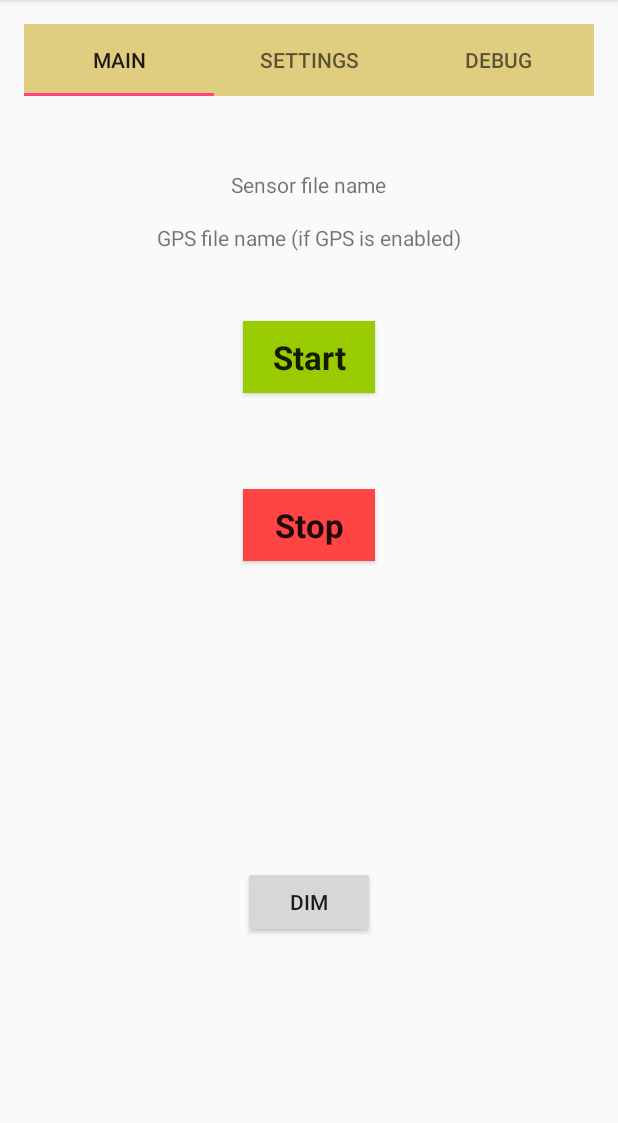
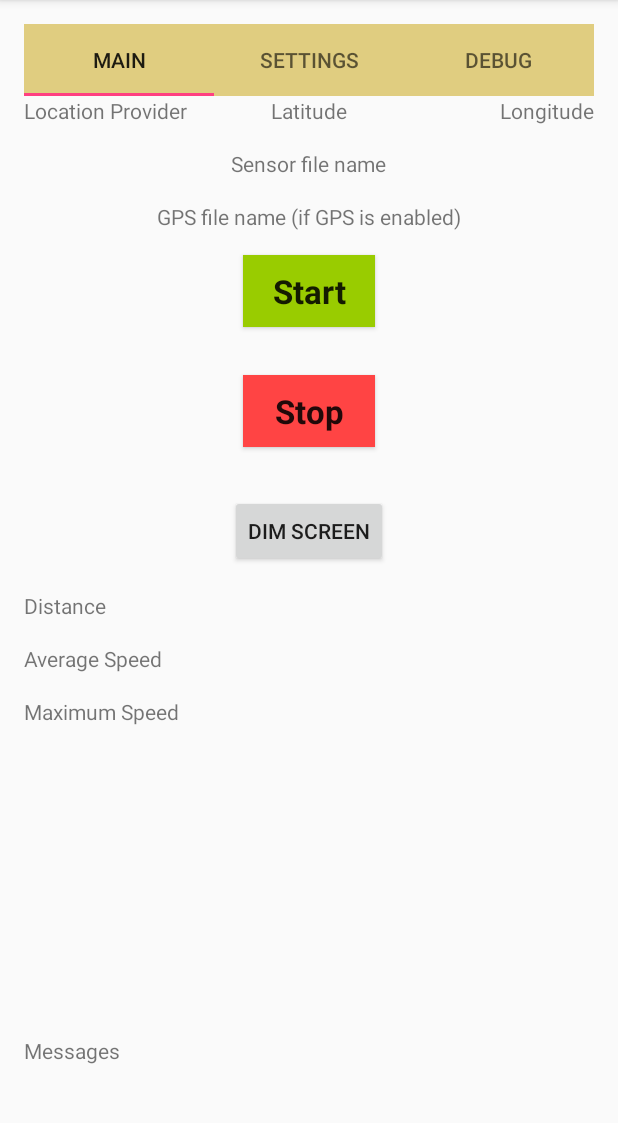
Before and after one commit to grunertj/AJGSensor, an Android app: the screen it shows after launch (MainActivity), on a phone screen of 412 x 824 dp, the part 84-1207 px from its top. Run offline under Robolectric (Android 15) with nearby library versions, the phone set to English and light mode, and no system bars.

Commit message:
Added Distance, Average Speed and Maximum Speed

```diff
--- a/app/src/main/java/com/jwg/grunert/ajgsensor/SettingsFragment.java
+++ b/app/src/main/java/com/jwg/grunert/ajgsensor/SettingsFragment.java
@@ -129,6 +129,7 @@ public class SettingsFragment extends Fragment {
             switch (sensor.getType()) {
                 case Sensor.TYPE_ACCELEROMETER:
                 case Sensor.TYPE_LINEAR_ACCELERATION:
+                case Sensor.TYPE_GYROSCOPE:
                     checkBox = new CheckBox(view.getContext());
                     checkBox.setText(sensor.getType() + " " + sensor.getName() + " " + sensor.getVendor());
                     checkBox.setChecked(true);
@@ -138,7 +139,6 @@ public class SettingsFragment extends Fragment {
                     break;
                 case Sensor.TYPE_STEP_DETECTOR:
                 case Sensor.TYPE_STEP_COUNTER:
-                case Sensor.TYPE_GYROSCOPE:
                 case Sensor.TYPE_GYROSCOPE_UNCALIBRATED:
                 case Sensor.TYPE_ROTATION_VECTOR:
                     checkBox = new CheckBox(view.getContext());
--- a/app/src/main/res/layout/fragment_main.xml
+++ b/app/src/main/res/layout/fragment_main.xml
@@ -12,10 +12,11 @@
         android:id="@+id/buttonStart"
         android:background="@android:color/holo_green_light"
         android:textStyle="bold"
+        android:layout_marginTop='@dimen/activity_vertical_margin'
+        android:layout_marginBottom='@dimen/activity_vertical_margin'
         android:textAppearance="@style/TextAppearance.AppCompat.Large"
         android:layout_below="@+id/textViewGPSFile"
-        android:layout_centerHorizontal="true"
-        android:layout_marginTop="46dp" />
+        android:layout_centerHorizontal="true" />
 
     <Button
         android:layout_width="wrap_content"
@@ -25,10 +26,10 @@
         android:background="@android:color/holo_red_light"
         android:textStyle="bold"
         android:textAppearance="@style/TextAppearance.AppCompat.Large"
+        android:layout_marginBottom="@dimen/activity_vertical_margin"
+        android:layout_marginTop="@dimen/activity_vertical_margin"
         android:layout_below="@+id/buttonStart"
-        android:layout_alignLeft="@+id/buttonStart"
-        android:layout_alignStart="@+id/buttonStart"
-        android:layout_marginTop="64dp" />
+        android:layout_centerHorizontal="true" />
 
     <!-- <Button
         android:layout_width="wrap_content"
@@ -50,14 +51,15 @@
         android:layout_marginBottom="42dp"
         android:layout_alignParentBottom="true"
         android:layout_alignParentLeft="true"
-        android:layout_alignParentStart="true" />
+        android:layout_alignParentStart="true"
+        android:text="Messages" />
 
     <TextView
         android:layout_width="wrap_content"
         android:layout_height="wrap_content"
         android:textAppearance="?android:attr/textAppearanceSmall"
         android:id="@+id/textViewFile"
-        android:layout_marginTop="30dp"
+        android:layout_marginTop='@dimen/activity_vertical_margin'
         android:text="Sensor file name"
         android:layout_below="@+id/textViewLatitude"
         android:layout_centerHorizontal="true" />
@@ -65,11 +67,11 @@
     <Button
         android:layout_width="wrap_content"
         android:layout_height="wrap_content"
-        android:text="Dim"
+        android:text="Dim screen"
         android:id="@+id/buttonDim"
-        android:layout_above="@+id/textViewRunning"
-        android:layout_centerHorizontal="true"
-        android:layout_marginBottom="65dp" />
+        android:layout_below="@+id/buttonStop"
+        android:layout_marginTop="@dimen/activity_vertical_margin"
+        android:layout_centerHorizontal="true" />
 
     <TextView
         android:layout_width="wrap_content"
@@ -77,14 +79,16 @@
         android:id="@+id/textViewLocation"
         android:layout_alignParentTop="true"
         android:layout_alignParentLeft="true"
-        android:layout_alignParentStart="true" />
+        android:layout_alignParentStart="true"
+        android:text="Location Provider" />
 
     <TextView
         android:layout_width="wrap_content"
         android:layout_height="wrap_content"
         android:id="@+id/textViewLatitude"
         android:layout_alignParentTop="true"
-        android:layout_centerHorizontal="true" />
+        android:layout_centerHorizontal="true"
+        android:text="Latitude" />
 
     <TextView
         android:layout_width="wrap_content"
@@ -92,7 +96,8 @@
         android:id="@+id/textViewLongitude"
         android:layout_alignParentTop="true"
         android:layout_alignParentRight="true"
-        android:layout_alignParentEnd="true" />
+        android:layout_alignParentEnd="true"
+        android:text="Longitude" />
 
     <TextView
         android:layout_width="wrap_content"
@@ -104,4 +109,34 @@
         android:layout_marginTop="@dimen/activity_vertical_margin"
         android:layout_centerHorizontal="true" />
 
+    <TextView
+        android:layout_width="wrap_content"
+        android:layout_height="wrap_content"
+        android:text="Distance"
+        android:id="@+id/textViewDistance"
+        android:layout_marginTop='@dimen/activity_vertical_margin'
+        android:layout_below="@+id/buttonDim"
+        android:layout_alignParentLeft="true"
+        android:layout_alignParentStart="true" />
+
+    <TextView
+        android:layout_width="wrap_content"
+        android:layout_height="wrap_content"
+        android:text="Average Speed"
+        android:id="@+id/textViewAverageSpeed"
+        android:layout_marginTop='@dimen/activity_vertical_margin'
+        android:layout_below="@+id/textViewDistance"
+        android:layout_alignParentLeft="true"
+        android:layout_alignParentStart="true" />
+
+    <TextView
+        android:layout_width="wrap_content"
+        android:layout_height="wrap_content"
+        android:text="Maximum Speed"
+        android:id="@+id/textViewMaxSpeed"
+        android:layout_marginTop='@dimen/activity_vertical_margin'
+        android:layout_below="@+id/textViewAverageSpeed"
+        android:layout_alignParentLeft="true"
+        android:layout_alignParentStart="true" />
+
 </RelativeLayout>
```
Also changed, not shown: app/src/main/java/com/jwg/grunert/ajgsensor/MainFragment.java (+46 -3 lines).
